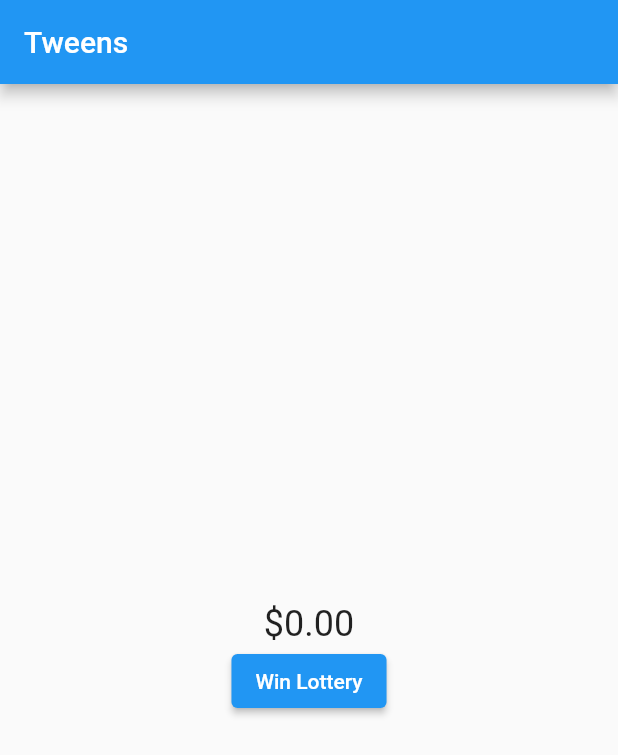
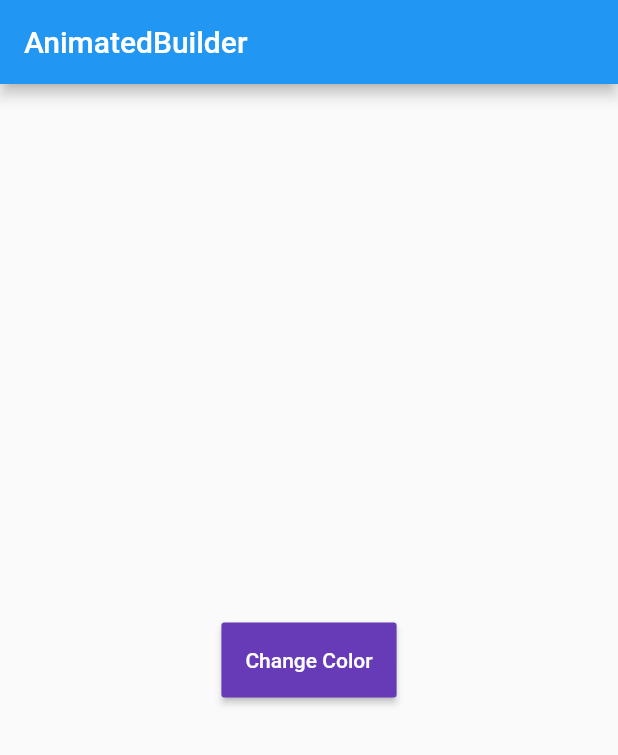
Before and after one commit to fenturechance/flutterPractice2021, a Flutter app: the screen it shows after launch, on a phone screen of 412 x 824 dp. Shown: the top 755 px of the screen. Run offline on Flutter 3.47's test engine with Material 2 defaults, Android fonts, the phone set to English and light mode, and no system bars.

Commit message:
AnimatedBuilder / ColorTween

```diff
--- a/lib/main.dart
+++ b/lib/main.dart
@@ -15,20 +15,18 @@ class HomePage extends StatefulWidget {
 
 class _HomePageState extends State<HomePage>
     with SingleTickerProviderStateMixin {
-  static const Duration _duration = Duration(seconds: 1);
-  static const double accountBalance = 1000000;
-  late final AnimationController controller;
-  late final Animation<double> animation;
+  static const Color beginColor = Colors.deepPurple;
+  static const Color endColor = Colors.deepOrange;
+  Duration duration = const Duration(milliseconds: 800);
+  late AnimationController controller;
+  late Animation<Color?> animation;
   @override
   void initState() {
     super.initState();
 
-    controller = AnimationController(vsync: this, duration: _duration)
-      ..addListener(() {
-        // Marks the widget tree as dirty
-        setState(() {});
-      });
-    animation = Tween(begin: 0.0, end: accountBalance).animate(controller);
+    controller = AnimationController(vsync: this, duration: duration);
+    animation =
+        ColorTween(begin: beginColor, end: endColor).animate(controller);
   }
 
   @override
@@ -42,23 +40,17 @@ class _HomePageState extends State<HomePage>
   Widget build(BuildContext context) {
     return Scaffold(
       appBar: AppBar(
-        title: const Text('Tweens'),
+        title: const Text('AnimatedBuilder'),
       ),
       body: Center(
-        child: Column(
-          mainAxisSize: MainAxisSize.min,
-          children: [
-            ConstrainedBox(
-              constraints: const BoxConstraints(maxWidth: 200),
-              child: Text('\$${animation.value.toStringAsFixed(2)}',
-                  style: const TextStyle(fontSize: 24)),
-            ),
-            ElevatedButton(
-              child: Text(
-                controller.status == AnimationStatus.completed
-                    ? 'Buy a Mansion'
-                    : 'Win Lottery',
-              ),
+        child: AnimatedBuilder(
+        animation: animation,
+        builder: (context, child) {
+          return MaterialButton(
+            color: animation.value,
+            height: 50,
+            minWidth: 100,
+            child: child,
               onPressed: () {
                 if (controller.status == AnimationStatus.completed) {
                   controller.reverse();
@@ -66,9 +58,13 @@ class _HomePageState extends State<HomePage>
                   controller.forward();
                 }
               },
-            )
-          ],
+            );
+        },
+        child: const Text(
+          'Change Color',
+          style: TextStyle(color: Colors.white),
         ),
+        )
       ),
     );
   }
```
